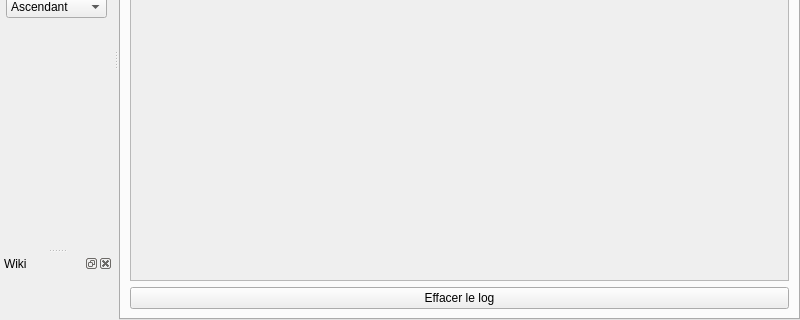
Before: the Qt Designer form ui/mainwindow.ui in XanderMld/imgbrd-grabber, drawn with Qt 5; both pictures show x 0 to 800 and y 221 to 541 of the 800 by 541 pixel window.
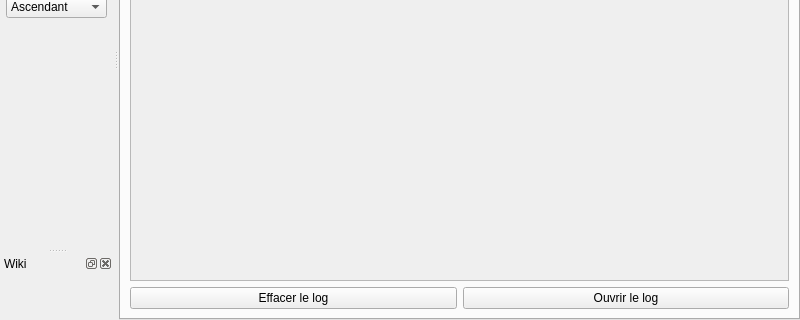
After: the same form once the commit is applied. The open tabs and pages were chosen to show the change. Icons and pictures are not drawn.

Commit message: * Speed for each downloading image and total speed during batch downloads. * Differentiation between errors and 404s (issue #83). * Choose to close the batch download window or not when finished (issue #83). * New column in batch download list which informs of the image's batch (issue #83). * Fixed the advanced search window. * Added an "Open log" button to open the log file in the default text editor.

What changed in the file:
```diff
--- a/ui/mainwindow.ui
+++ b/ui/mainwindow.ui
@@ -452,11 +452,22 @@
          </widget>
         </item>
         <item>
-         <widget class="QPushButton" name="buttonClearlog">
-          <property name="text">
-           <string>Effacer le log</string>
-          </property>
-         </widget>
+         <layout class="QHBoxLayout" name="horizontalLayout_5">
+          <item>
+           <widget class="QPushButton" name="buttonClearlog">
+            <property name="text">
+             <string>Effacer le log</string>
+            </property>
+           </widget>
+          </item>
+          <item>
+           <widget class="QPushButton" name="buttonOpenLog">
+            <property name="text">
+             <string>Ouvrir le log</string>
+            </property>
+           </widget>
+          </item>
+         </layout>
         </item>
        </layout>
       </widget>
```
Left out of the diff: 49 changed lines with no effect on the pictures. The commit also changes 8 other files.
